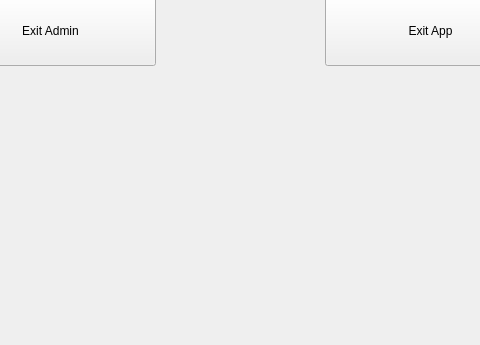
Above: ui/admin_screen.ui from ComputerScienceHouse/bits-n-bytes-ui before the change; both pictures show x 285 to 765 and y 255 to 600 of the 1024 by 600 pixel window. Below: the same form after it.
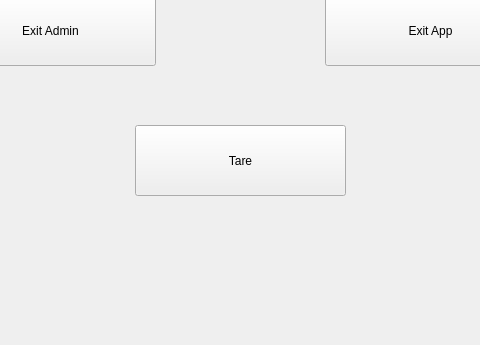
That is the form after the change.

Commit message: added tare screen implementation, now we just need to commect to MQTT

```diff
--- a/ui/admin_screen.ui
+++ b/ui/admin_screen.ui
@@ -97,6 +97,22 @@
      <string>normal</string>
     </property>
    </widget>
+   <widget class="QPushButton" name="tareButton">
+    <property name="geometry">
+     <rect>
+      <x>420</x>
+      <y>380</y>
+      <width>211</width>
+      <height>71</height>
+     </rect>
+    </property>
+    <property name="text">
+     <string>Tare</string>
+    </property>
+    <property name="type" stdset="0">
+     <string>normal</string>
+    </property>
+   </widget>
   </widget>
  </widget>
  <resources/>
```
The commit also changes 6 other files.
